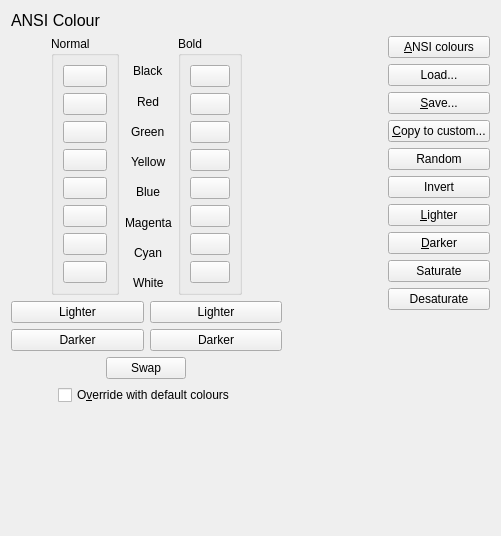
jnbooth/qMUSHclient, file src/ui/worldprefs/prefs_color.ui: the form before one commit.
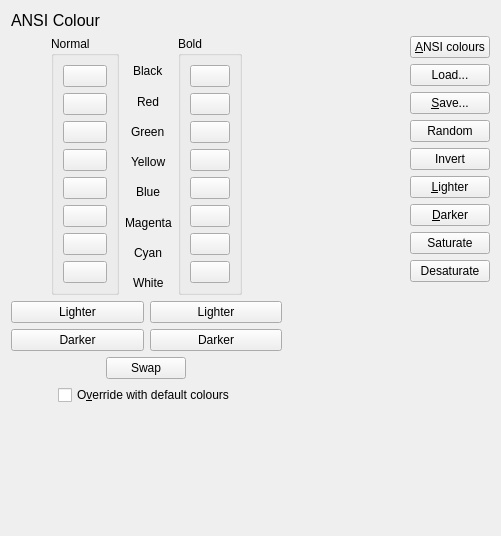
The form after the commit. Icons and pictures are not drawn.

Commit message: Custom Colors prefpage

What changed in the file:
```diff
--- a/src/ui/worldprefs/prefs_color.ui
+++ b/src/ui/worldprefs/prefs_color.ui
@@ -407,17 +407,6 @@
          </property>
         </widget>
        </item>
-       <item>
-        <widget class="QPushButton" name="to_custom">
-         <property name="text">
-          <string>&amp;Copy to custom...</string>
-         </property>
-         <property name="icon">
-          <iconset theme="edit-copy">
-           <normaloff>.</normaloff>.</iconset>
-         </property>
-        </widget>
-       </item>
        <item>
         <widget class="QPushButton" name="random">
          <property name="text">
```
The commit also changes 10 other files.
